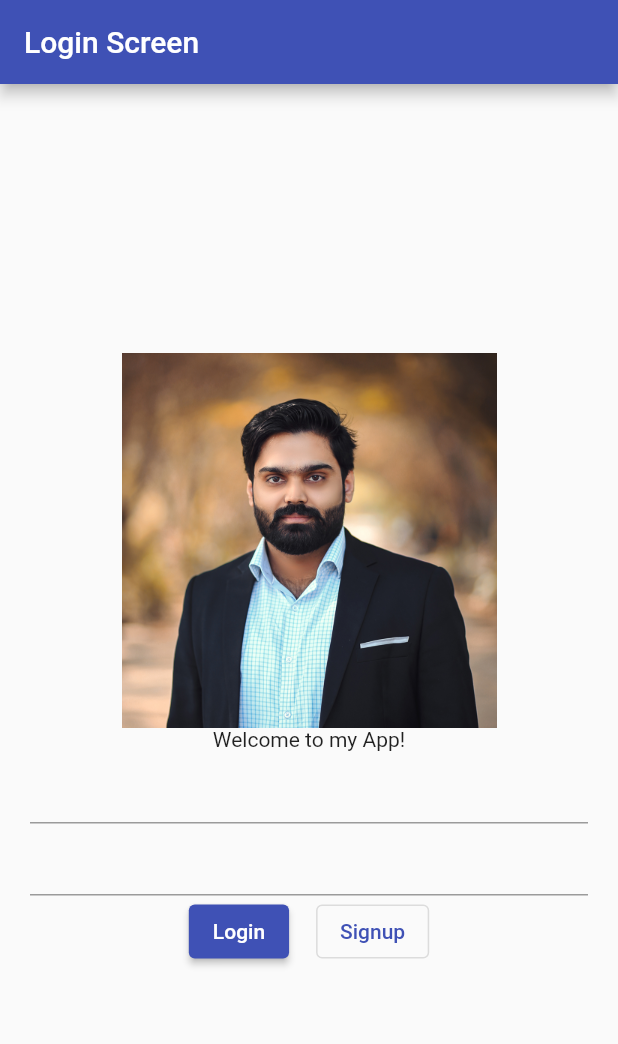
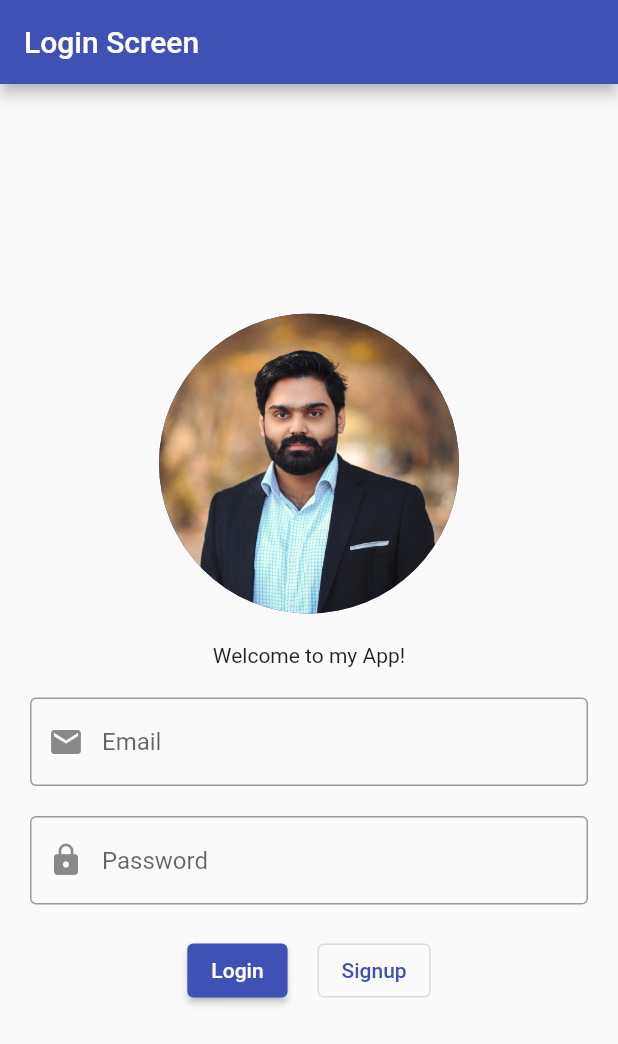
Before and after one commit to Shajeel-Afzal/flutter_youtube_series, a Flutter app: the screen it shows after launch, on a phone screen of 412 x 824 dp. Shown: the top 1044 px of the screen. Run offline on Flutter 3.47's test engine with Material 2 defaults, Android fonts, the light colour scheme and no system bars.

Commit message:
styled the login screen.

```diff
--- a/email_login_signup/lib/main.dart
+++ b/email_login_signup/lib/main.dart
@@ -29,18 +29,45 @@ class _LoginScreenState extends State<LoginScreen> {
     return Scaffold(
       appBar: AppBar(title: Text("Login Screen")),
       body: Padding(
-        padding: const EdgeInsets.all(20),
+        padding: const EdgeInsets.symmetric(horizontal: 20),
+        child: Center(
+          child: SingleChildScrollView(
             child: Column(
               mainAxisAlignment: MainAxisAlignment.center,
               children: [
-            Image.asset(
-              "assets/images/shajeel.jpg",
-              height: 250,
-              width: 250,
+                CircleAvatar(
+                  radius: 100,
+                  backgroundImage: AssetImage("assets/images/shajeel.jpg"),
+                ),
+                SizedBox(
+                  height: 20,
                 ),
                 Text("Welcome to my App!"),
-            TextField(),
-            TextField(),
+                SizedBox(
+                  height: 20,
+                ),
+                TextField(
+                  keyboardType: TextInputType.emailAddress,
+                  decoration: InputDecoration(
+                    prefixIcon: Icon(Icons.email),
+                    border: OutlineInputBorder(),
+                    hintText: "Email",
+                  ),
+                ),
+                SizedBox(
+                  height: 20,
+                ),
+                TextField(
+                  obscureText: true,
+                  decoration: InputDecoration(
+                    prefixIcon: Icon(Icons.lock),
+                    border: OutlineInputBorder(),
+                    hintText: "Password",
+                  ),
+                ),
+                SizedBox(
+                  height: 20,
+                ),
                 Row(
                   mainAxisSize: MainAxisSize.max,
                   mainAxisAlignment: MainAxisAlignment.center,
@@ -50,7 +77,7 @@ class _LoginScreenState extends State<LoginScreen> {
                       child: Text("Login"),
                     ),
                     SizedBox(
-                  width: 18,
+                      width: 20,
                     ),
                     OutlinedButton(
                       onPressed: () {},
@@ -61,6 +88,8 @@ class _LoginScreenState extends State<LoginScreen> {
               ],
             ),
           ),
+        ),
+      ),
     );
   }
 }
```
Lines whose indentation alone changed are shown as unchanged.
